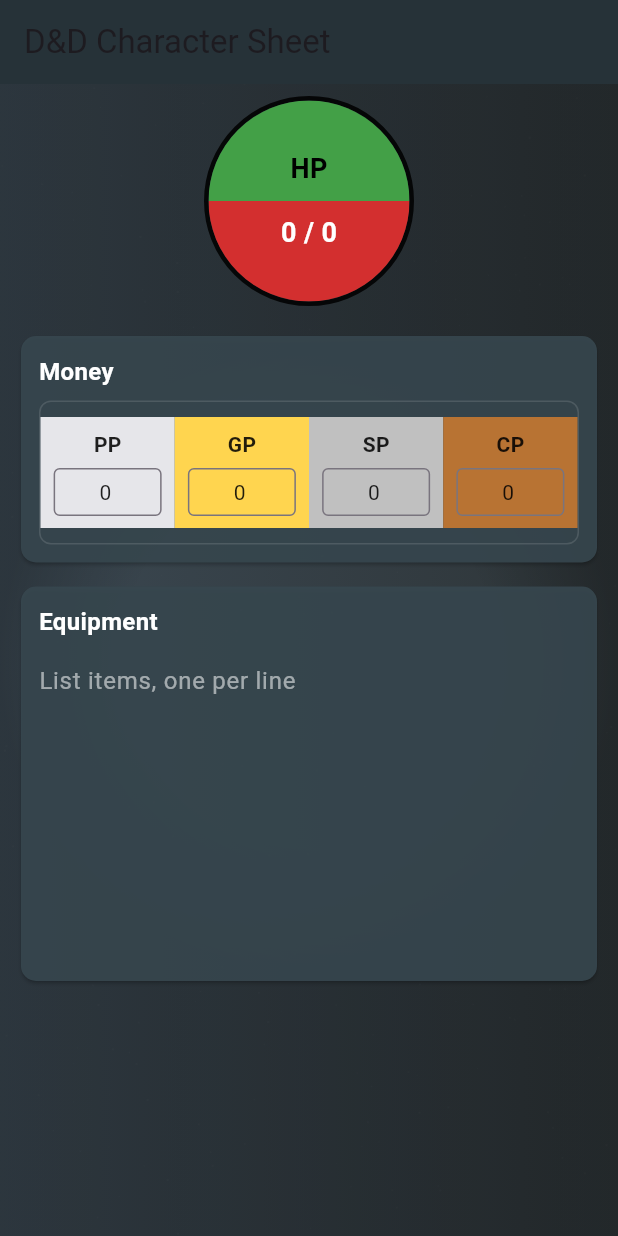
After one commit to Dherman3607/code, a Flutter app: the screen it shows after launch, swiped to page 2, on a phone screen of 412 x 824 dp. The commit adds this screen. Run offline on Flutter 3.47's test engine with Material 3 defaults, Android fonts, the phone set to English and light mode, and no system bars.

Commit message:
Updated money and equipment

```diff
--- a/dnd_app/lib/character_sheet.dart
+++ b/dnd_app/lib/character_sheet.dart
@@ -8,6 +8,7 @@
 import 'utils/trait_formatter.dart';
 import 'hp_store.dart';
 import 'backgrounds.dart';
+import 'money_equipment.dart';
 
 // Clean, minimal CharacterSheet implementation.
 class CharacterSheet extends StatefulWidget {
@@ -36,14 +37,18 @@
   String? _selectedRaceName;
   List<DnDBackground>? _backgroundList;
   DnDBackground? _selectedBackground;
-  String? _selectedBackgroundName;
+
   @override
   void initState() {
     super.initState();
     HpStore.instance.setHp(0, 0);
     _loadClasses();
     _loadRaces();
+    _pageController = PageController();
   }
+
+  late PageController _pageController;
+  int _pageIndex = 0;
 
   Future<void> _loadClasses() async {
     try {
@@ -291,7 +296,6 @@
     if (selected != null) {
       setState(() {
         _selectedBackground = selected;
-        _selectedBackgroundName = selected.name;
       });
     }
   }
@@ -448,9 +452,14 @@
             ),
           ),
 
-          // main content
+          // main content as pages
           Positioned.fill(
-            child: SingleChildScrollView(
+            child: PageView(
+              controller: _pageController,
+              onPageChanged: (i) => setState(() => _pageIndex = i),
+              children: [
+                // original character sheet content wrapped
+                SingleChildScrollView(
                   padding: EdgeInsets.fromLTRB(8, 160, 8, 24),
                   child: Column(
                     children: [
@@ -465,12 +474,14 @@
                                   child: Row(
                                     children: [
                                       Text('Name:',
-                                      style: TextStyle(color: Colors.white)),
+                                          style:
+                                              TextStyle(color: Colors.white)),
                                       SizedBox(width: 8),
                                       Expanded(
                                         child: TextField(
                                             controller: _nameController,
-                                        style: TextStyle(color: Colors.white),
+                                            style:
+                                                TextStyle(color: Colors.white),
                                             decoration: InputDecoration(
                                                 border: InputBorder.none,
                                                 hintText: 'Name')),
@@ -493,8 +504,8 @@
                                   child: TextField(
                                     controller: _levelController,
                                     keyboardType: TextInputType.number,
-                                decoration:
-                                    InputDecoration(border: InputBorder.none),
+                                    decoration: InputDecoration(
+                                        border: InputBorder.none),
                                     style: TextStyle(color: Colors.white),
                                     onChanged: (_) => _recalculateHp(),
                                   ),
@@ -525,18 +536,22 @@
                                     onPressed: _classList == null
                                         ? null
                                         : () async {
-                                        final selected = await showDialog<
-                                                DnDClass>(
+                                            final selected =
+                                                await showDialog<DnDClass>(
                                                     context: context,
-                                            builder: (_) => ClassSelectorMenu(
-                                                classes: _classList!,
+                                                    builder: (_) =>
+                                                        ClassSelectorMenu(
+                                                            classes:
+                                                                _classList!,
                                                             onSelected: (c) =>
-                                                    Navigator.of(context)
+                                                                Navigator.of(
+                                                                        context)
                                                                     .pop(c)));
                                             if (selected != null)
                                               setState(() {
                                                 _selectedClass = selected;
-                                            _selectedClassName = selected.name;
+                                                _selectedClassName =
+                                                    selected.name;
                                                 _recalculateHp(
                                                     preserveCurrent: false);
                                               });
@@ -561,18 +576,21 @@
                                     onPressed: _raceList == null
                                         ? null
                                         : () async {
-                                        final selected = await showDialog<
-                                                DnDRace>(
+                                            final selected =
+                                                await showDialog<DnDRace>(
                                                     context: context,
-                                            builder: (_) => RaceSelectorMenu(
+                                                    builder: (_) =>
+                                                        RaceSelectorMenu(
                                                             races: _raceList!,
                                                             onSelected: (r) =>
-                                                    Navigator.of(context)
+                                                                Navigator.of(
+                                                                        context)
                                                                     .pop(r)));
                                             if (selected != null)
                                               setState(() {
                                                 _selectedRace = selected;
-                                            _selectedRaceName = selected.name;
+                                                _selectedRaceName =
+                                                    selected.name;
                                               });
                                           },
                                     child: Text(_selectedRaceName ??
@@ -598,9 +616,11 @@
                                     ),
                                     onPressed: _backgroundList == null
                                         ? null
-                                    : () => _showBackgroundSelector(context),
+                                        : () =>
+                                            _showBackgroundSelector(context),
                                     child: Text(
-                                    _selectedBackgroundName ?? 'Background',
+                                        _selectedBackground?.name ??
+                                            'Background',
                                         style: TextStyle(color: Colors.white)),
                                   ),
                                 ),
@@ -630,9 +650,10 @@
                         child: Row(
                           mainAxisAlignment: MainAxisAlignment.spaceAround,
                           children: ['STR', 'DEX', 'CON', 'INT', 'WIS', 'CHA']
-                            .map((k) => Column(children: [
-                                  Text(k,
-                                      style: TextStyle(color: Colors.white)),
+                              .map((k) {
+                            return Column(
+                              children: [
+                                Text(k, style: TextStyle(color: Colors.white)),
                                 SizedBox(height: 6),
                                 SizedBox(
                                   width: 48,
@@ -645,9 +666,13 @@
                                     onChanged: (_) {
                                       if (k == 'CON') _recalculateHp();
                                       if (k == 'DEX') setState(() {});
-                                          }))
-                                ]))
-                            .toList()),
+                                    },
+                                  ),
+                                ),
+                              ],
+                            );
+                          }).toList(),
+                        ),
                       ),
                       _sectionCard(
                         title: 'Combat Stats',
@@ -655,9 +680,11 @@
                             mainAxisAlignment: MainAxisAlignment.spaceAround,
                             children: [
                               Column(children: [
-                            Text('AC', style: TextStyle(color: Colors.white)),
+                                Text('AC',
+                                    style: TextStyle(color: Colors.white)),
                                 SizedBox(height: 6),
-                            Text('10', style: TextStyle(color: Colors.white))
+                                Text('10',
+                                    style: TextStyle(color: Colors.white))
                               ]),
                               Column(children: [
                                 Text('Initiative',
@@ -673,7 +700,8 @@
                                 Text(
                                     _selectedRace != null
                                         ? (TraitFormatter.formatDistance(
-                                            _selectedRace!.traits['speed']) ??
+                                                _selectedRace!
+                                                    .traits['speed']) ??
                                             '30 ft')
                                         : '30 ft',
                                     style: TextStyle(color: Colors.white))
@@ -682,6 +710,33 @@
                       ),
                       SizedBox(height: 120),
                     ],
+                  ),
+                ),
+
+                // Money & Equipment page
+                MoneyEquipmentPage(),
+              ],
+            ),
+          ),
+
+          // page indicator
+          Positioned(
+            left: 0,
+            right: 0,
+            top: 120,
+            child: Center(
+              child: Row(
+                mainAxisSize: MainAxisSize.min,
+                children: List.generate(2, (i) {
+                  return Container(
+                    margin: EdgeInsets.symmetric(horizontal: 4),
+                    width: _pageIndex == i ? 12 : 8,
+                    height: _pageIndex == i ? 12 : 8,
+                    decoration: BoxDecoration(
+                        color: _pageIndex == i ? Colors.white : Colors.white24,
+                        shape: BoxShape.circle),
+                  );
+                }),
               ),
             ),
           ),
--- /dev/null
+++ b/dnd_app/lib/money_equipment.dart
@@ -0,0 +1,132 @@
+import 'package:flutter/material.dart';
+
+class MoneyEquipmentPage extends StatelessWidget {
+  final TextEditingController ppController = TextEditingController(text: '0');
+  final TextEditingController gpController = TextEditingController(text: '0');
+  final TextEditingController spController = TextEditingController(text: '0');
+  final TextEditingController cpController = TextEditingController(text: '0');
+
+  MoneyEquipmentPage({Key? key}) : super(key: key);
+
+  Color _platinumColor() => Color(0xFFE6E6EA);
+  Color _goldColor() => Color(0xFFFFD54F);
+  Color _silverColor() => Color(0xFFC0C0C0);
+  Color _copperColor() => Color(0xFFB87333);
+
+  Widget _coinBox(String label, TextEditingController controller, Color bg) {
+    return Expanded(
+      child: Container(
+        decoration: BoxDecoration(
+          color: bg,
+        ),
+        // slightly smaller padding so content fits comfortably
+        padding: EdgeInsets.symmetric(vertical: 8, horizontal: 8),
+        child: Column(
+          mainAxisSize: MainAxisSize.min,
+          mainAxisAlignment: MainAxisAlignment.center,
+          children: [
+            Text(label,
+                style: TextStyle(
+                    fontWeight: FontWeight.bold,
+                    color: Colors.black87,
+                    fontSize: 14)),
+            SizedBox(height: 6),
+            SizedBox(
+              width: 72,
+              height: 32, // constrain height so TextField won't overflow
+              child: TextField(
+                controller: controller,
+                keyboardType: TextInputType.number,
+                textAlign: TextAlign.center,
+                decoration: InputDecoration(
+                  border: OutlineInputBorder(),
+                  isDense: true,
+                  contentPadding:
+                      EdgeInsets.symmetric(vertical: 6, horizontal: 8),
+                ),
+                style: TextStyle(color: Colors.black87, fontSize: 14),
+              ),
+            )
+          ],
+        ),
+      ),
+    );
+  }
+
+  @override
+  Widget build(BuildContext context) {
+    return SingleChildScrollView(
+      padding: EdgeInsets.fromLTRB(8, 160, 8, 24),
+      child: Column(
+        children: [
+          Card(
+            color: Colors.blueGrey[800]?.withOpacity(0.9),
+            margin: EdgeInsets.symmetric(vertical: 8, horizontal: 6),
+            shape:
+                RoundedRectangleBorder(borderRadius: BorderRadius.circular(10)),
+            child: Padding(
+              padding: EdgeInsets.all(12),
+              child: Column(
+                crossAxisAlignment: CrossAxisAlignment.start,
+                children: [
+                  Text('Money',
+                      style: TextStyle(
+                          fontSize: 16,
+                          fontWeight: FontWeight.bold,
+                          color: Colors.white)),
+                  SizedBox(height: 8),
+                  Container(
+                    height: 96,
+                    decoration: BoxDecoration(
+                        borderRadius: BorderRadius.circular(8),
+                        border: Border.all(color: Colors.white12)),
+                    child: Row(
+                      children: [
+                        _coinBox('PP', ppController, _platinumColor()),
+                        _coinBox('GP', gpController, _goldColor()),
+                        _coinBox('SP', spController, _silverColor()),
+                        _coinBox('CP', cpController, _copperColor()),
+                      ],
+                    ),
+                  ),
+                ],
+              ),
+            ),
+          ),
+
+          // Equipment section
+          Card(
+            color: Colors.blueGrey[800]?.withOpacity(0.9),
+            margin: EdgeInsets.symmetric(vertical: 8, horizontal: 6),
+            shape:
+                RoundedRectangleBorder(borderRadius: BorderRadius.circular(10)),
+            child: Padding(
+              padding: EdgeInsets.all(12),
+              child: Column(
+                crossAxisAlignment: CrossAxisAlignment.start,
+                children: [
+                  Text('Equipment',
+                      style: TextStyle(
+                          fontSize: 16,
+                          fontWeight: FontWeight.bold,
+                          color: Colors.white)),
+                  SizedBox(height: 8),
+                  TextField(
+                    maxLines: 8,
+                    decoration: InputDecoration(
+                        hintText: 'List items, one per line',
+                        hintStyle: TextStyle(color: Colors.white54),
+                        border: InputBorder.none),
+                    style: TextStyle(color: Colors.white),
+                  )
+                ],
+              ),
+            ),
+          ),
+
+          SizedBox(height: 120),
+        ],
+      ),
+    );
+  }
+}
```
Lines whose indentation alone changed are shown as unchanged.
